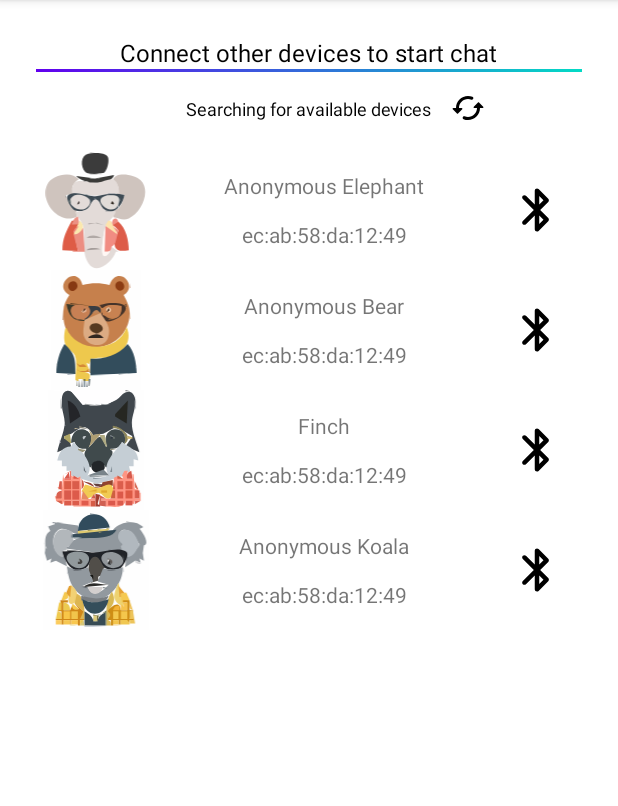
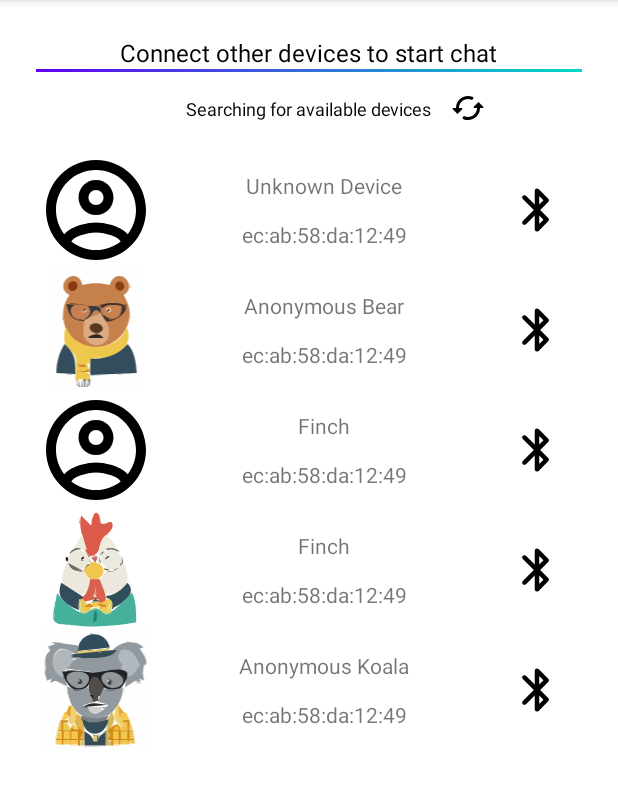
Before and after one commit to muhammedaydogan/Blue2thChat, an Android app: the SearchFragment screen opened through its navigation route, after a tap on an icon or button, on a phone screen of 412 x 824 dp, the part 84-890 px from its top. Run offline under Robolectric (Android 15) with nearby library versions, the phone set to English and light mode, and no system bars.

Commit message:
bug fixes, ui improvements, etc.

```diff
--- a/app/src/main/java/com/ma/blue2thchat/adapters/BluetoothAdapter.java
+++ b/app/src/main/java/com/ma/blue2thchat/adapters/BluetoothAdapter.java
@@ -1,6 +1,5 @@
 package com.ma.blue2thchat.adapters;
 
-import android.util.Log;
 import android.view.LayoutInflater;
 import android.view.View;
 import android.view.ViewGroup;
@@ -38,18 +37,28 @@ public class BluetoothAdapter extends RecyclerView.Adapter<BluetoothAdapter.MyVi
     @Override
     public void onBindViewHolder(@NonNull MyViewHolder holder, int position) {
         BleDevice bleDevice = bleDevices.get(position);
-        if (!(bleDevice.getAvatarNo() == -1))
+
+
+
+        if (bleDevice.getAvatarNo() < avatarRes.length && bleDevice.getAvatarNo() >= 0)
             holder.avatarImageView.setImageResource(avatarRes[bleDevice.getAvatarNo()]);
 
-        if (bleDevice.getName() == null)
-            holder.avatarName.setText(avatarNames[bleDevice.getAvatarNo()]);
+        if (bleDevice.getName() == null) {
+            if (bleDevice.getAvatarNo() < avatarNames.length && bleDevice.getAvatarNo() >= 0)
+                holder.avatarName.setText(avatarNames[bleDevice.getAvatarNo()]);
+            else
+                holder.avatarName.setText(R.string.unknown_device);
+        } else if (bleDevice.getName().equals(""))
+            holder.avatarName.setText(R.string.unknown_device);
         else
             holder.avatarName.setText(bleDevice.getName());
+
         holder.macAddress.setText(bleDevice.getMacAddress());
         holder.bluetoothIcon.setOnClickListener(new View.OnClickListener() {
             @Override
             public void onClick(View view) {
-                Log.i(TAG, "onClick: " + position);
+                if (onConnectListener != null)
+                    onConnectListener.onConnect(position);
             }
         });
     }
@@ -75,4 +84,14 @@ public class BluetoothAdapter extends RecyclerView.Adapter<BluetoothAdapter.MyVi
             bluetoothIcon = itemView.findViewById(R.id.bluetoothIcon);
         }
     }
+
+    private OnConnectListener onConnectListener;
+
+    public void setOnConnectListener(OnConnectListener onConnectListener) {
+        this.onConnectListener = onConnectListener;
+    }
+
+    public interface OnConnectListener {
+        void onConnect(int position);
+    }
 }
--- a/app/src/main/java/com/ma/blue2thchat/fragments/SearchFragment.java
+++ b/app/src/main/java/com/ma/blue2thchat/fragments/SearchFragment.java
@@ -1,7 +1,6 @@
 package com.ma.blue2thchat.fragments;
 
 import android.os.Bundle;
-import android.util.Log;
 import android.view.LayoutInflater;
 import android.view.View;
 import android.view.ViewGroup;
@@ -29,6 +28,7 @@ public class SearchFragment extends Fragment {
     private long lastBackPress;
 
     Animation rotateAroundItself;
+    private View searchingIcon;
 
     @Override
     public View onCreateView(
@@ -51,7 +51,7 @@ public class SearchFragment extends Fragment {
         rotateAroundItself.setDuration(500);
         rotateAroundItself.setInterpolator(new LinearInterpolator());
 
-        View searchingIcon = view.findViewById(R.id.searchingIcon);
+        searchingIcon = view.findViewById(R.id.searchingIcon);
         searchingIcon.startAnimation(rotateAroundItself);
 
         // This callback will only be called when MyFragment is at least Started.
@@ -72,15 +72,24 @@ public class SearchFragment extends Fragment {
         requireActivity().getOnBackPressedDispatcher().addCallback(getViewLifecycleOwner(), callback);
 
         ArrayList<BleDevice> bleDevices = new ArrayList<>();
-        bleDevices.add(new BleDevice(null,"ec:ab:58:da:12:49",16));
-        bleDevices.add(new BleDevice(null,"ec:ab:58:da:12:49",3));
-        bleDevices.add(new BleDevice("Finch","ec:ab:58:da:12:49",6));
-        bleDevices.add(new BleDevice(null,"ec:ab:58:da:12:49",13));
+        bleDevices.add(new BleDevice(null, "ec:ab:58:da:12:49", -1));
+        bleDevices.add(new BleDevice(null, "ec:ab:58:da:12:49", 3));
+        bleDevices.add(new BleDevice("Finch", "ec:ab:58:da:12:49", -1));
+        bleDevices.add(new BleDevice("Finch", "ec:ab:58:da:12:49", 19));
+        bleDevices.add(new BleDevice(null, "ec:ab:58:da:12:49", 13));
 
         BluetoothAdapter adapter = new BluetoothAdapter(bleDevices);
         LinearLayoutManager linearLayoutManager = new LinearLayoutManager(getContext());
         RecyclerView recyclerView = view.findViewById(R.id.recyclerView);
         recyclerView.setLayoutManager(linearLayoutManager);
         recyclerView.setAdapter(adapter);
+
+        adapter.setOnConnectListener(new BluetoothAdapter.OnConnectListener() {
+            @Override
+            public void onConnect(int position) {
+                Toast.makeText(getContext(), "" + position, Toast.LENGTH_SHORT).show();
+                searchingIcon.clearAnimation();
+            }
+        });
     }
 }
--- a/app/src/main/res/layout/item_bleutooth_device.xml
+++ b/app/src/main/res/layout/item_bleutooth_device.xml
@@ -42,6 +42,8 @@
         android:layout_width="60dp"
         android:layout_height="60dp"
         android:padding="12dp"
+        android:clickable="true"
+        android:foreground="?attr/selectableItemBackground"
         android:src="@drawable/ic_bluetooth_24px"
         app:layout_constraintStart_toEndOf="@+id/username"
         app:layout_constraintBottom_toBottomOf="parent"
--- a/app/src/main/res/values/strings.xml
+++ b/app/src/main/res/values/strings.xml
@@ -16,4 +16,5 @@
     <string name="select_an_avatar">Select an avatar</string>
     <string name="your_avatar">Your Avatar</string>
     <string name="finish">Finish</string>
+    <string name="unknown_device">Unknown Device</string>
 </resources>
```
